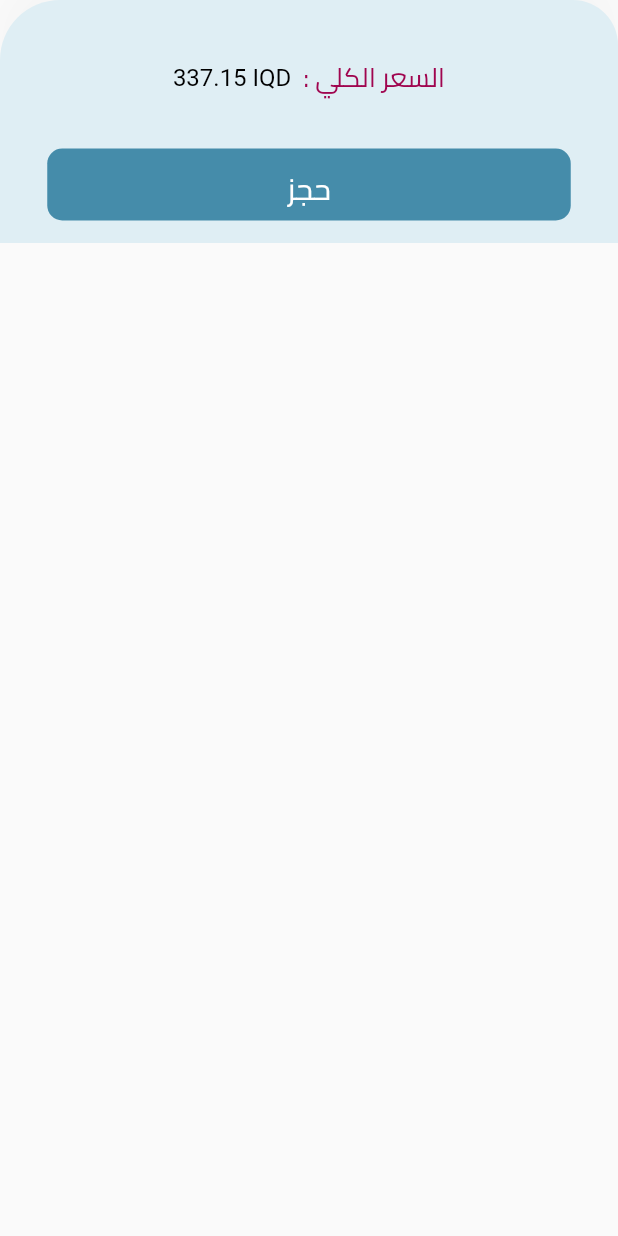
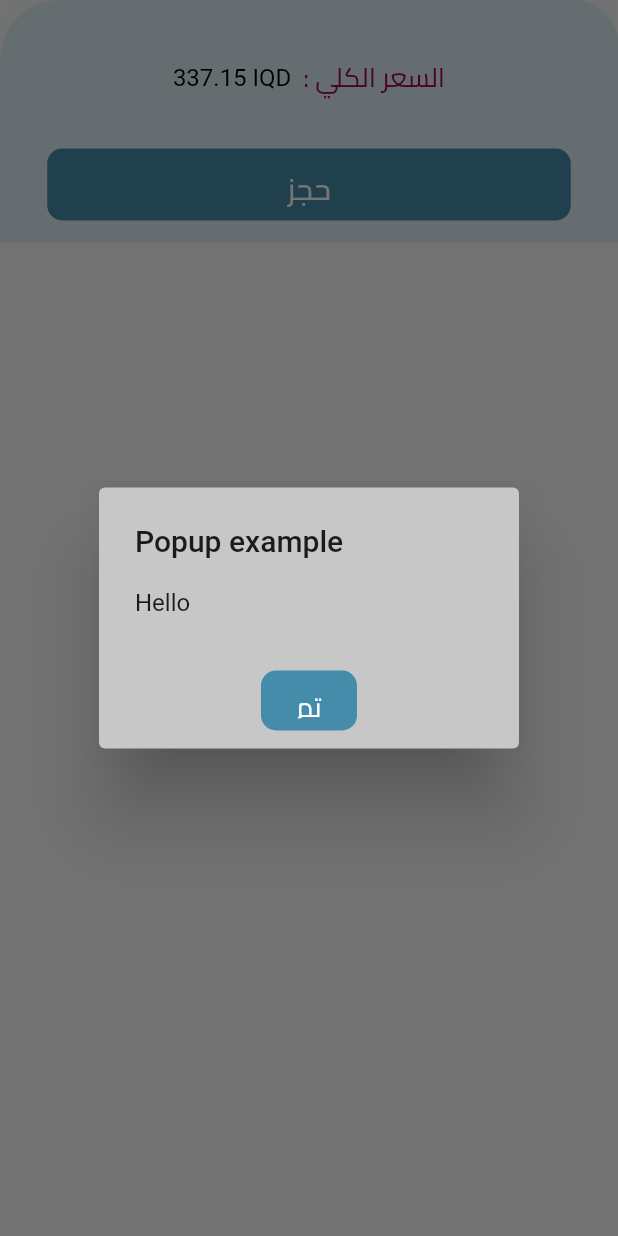
Before and after one commit to shahadnuaman/haruproj, a Flutter app: the CheckoutCard widget shown alone on an empty page, opened directly, after a tap on "حجز", on a phone screen of 412 x 824 dp. Run offline on Flutter 3.47's test engine with Material 2 defaults, Android fonts, the phone set to English and light mode, and no system bars; our stand-ins replace flutter_svg, iconsax.

Commit message:
new commmit

```diff
--- a/lib/loginscreen.dart
+++ b/lib/loginscreen.dart
@@ -128,7 +128,11 @@ class LoginScreen extends StatelessWidget {
           mainAxisAlignment: MainAxisAlignment.center,
           children: [
             InkWell(
-              onTap: () => {Navigator.pushNamed(context, '/Registration')},
+              onTap: () => {
+                // Navigator.of(context).pushNamed('/Registration')
+                Navigator.of(context)
+                    .pushNamedAndRemoveUntil('/', (route) => false)
+              },
               child: const Text(
                 " سجل الان",
                 style: TextStyle(
--- a/lib/screens/components/check_out_card.dart
+++ b/lib/screens/components/check_out_card.dart
@@ -14,6 +14,7 @@ class CheckoutCard extends StatelessWidget {
 
   Widget _buildPopupDialog(BuildContext context) {
     return new AlertDialog(
+      backgroundColor: Color(0xFFC8C7C7),
       title: const Text('Popup example'),
       content: new Column(
         mainAxisSize: MainAxisSize.min,
@@ -28,7 +29,34 @@ class CheckoutCard extends StatelessWidget {
             Navigator.of(context).pop();
           },
           textColor: Theme.of(context).primaryColor,
-          child: const Text('Close'),
+          child: Center(
+              child: SizedBox(
+            height: 40,
+            width: 80,
+            child: Center(
+                child: TextButton(
+                    style: TextButton.styleFrom(
+                      backgroundColor: const Color(0xFF458CAA),
+                      ////    primary: Color(0xffA0054F),
+                      ///  onSurface: Color(0xffA0054F),
+                      shape: new RoundedRectangleBorder(
+                          borderRadius: new BorderRadius.circular(10.0)),
+                    ),
+                    onPressed: () {
+                      showDialog(
+                          context: context,
+                          builder: (BuildContext context) =>
+                              _buildPopupDialog(context));
+                    },
+                    child: const Text(
+                      'تم',
+                      textDirection: TextDirection.rtl,
+                      style: const TextStyle(
+                          color: Color(0xffFFFFFF),
+                          fontFamily: 'Cairo',
+                          fontSize: 18),
+                    ))),
+          )),
         ),
       ],
     );
@@ -120,7 +148,12 @@ class CheckoutCard extends StatelessWidget {
                         shape: new RoundedRectangleBorder(
                             borderRadius: new BorderRadius.circular(10.0)),
                       ),
-                      onPressed: () => {_buildPopupDialog},
+                      onPressed: () {
+                        showDialog(
+                            context: context,
+                            builder: (BuildContext context) =>
+                                _buildPopupDialog(context));
+                      },
                       child: const Text(
                         'حجز',
                         textDirection: TextDirection.rtl,
```
Also changed, not shown: lib/main.dart (+6 -6 lines), 4 other files.
